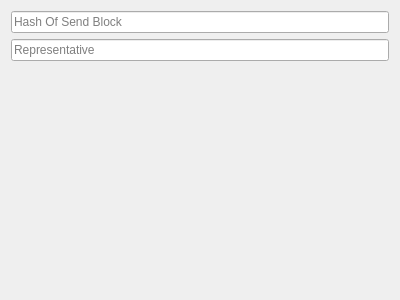
melnaquib/bcbtools, file bcbtools/ui2/tools/Open.ui: the form before one commit.
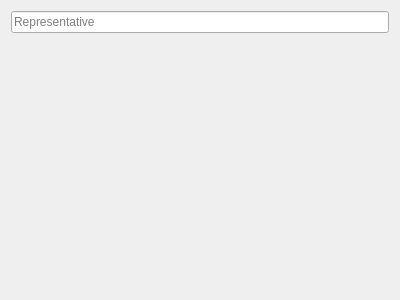
The form after the commit.

Commit message: fix open tab fix custom balance

What changed in the file:
```diff
--- a/bcbtools/ui2/tools/Open.ui
+++ b/bcbtools/ui2/tools/Open.ui
@@ -14,14 +14,14 @@
    <string>Form</string>
   </property>
   <layout class="QGridLayout" name="gridLayout">
-   <item row="1" column="1">
+   <item row="0" column="1">
     <widget class="QLineEdit" name="reprText">
      <property name="placeholderText">
       <string>Representative</string>
      </property>
     </widget>
    </item>
-   <item row="2" column="1">
+   <item row="1" column="1">
     <spacer name="verticalSpacer">
      <property name="orientation">
       <enum>Qt::Vertical</enum>
@@ -34,13 +34,6 @@
      </property>
     </spacer>
    </item>
-   <item row="0" column="1">
-    <widget class="QLineEdit" name="sendHashText">
-     <property name="placeholderText">
-      <string>Hash Of Send Block</string>
-     </property>
-    </widget>
-   </item>
   </layout>
  </widget>
  <resources/>
```
The commit also changes 4 other files.
